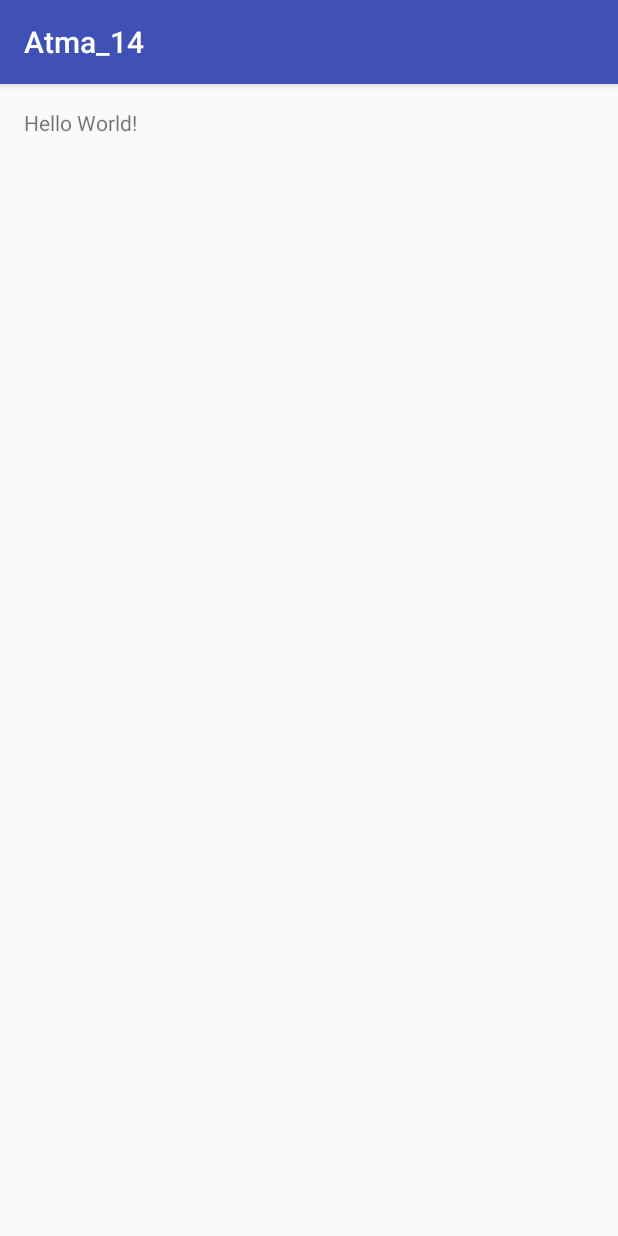
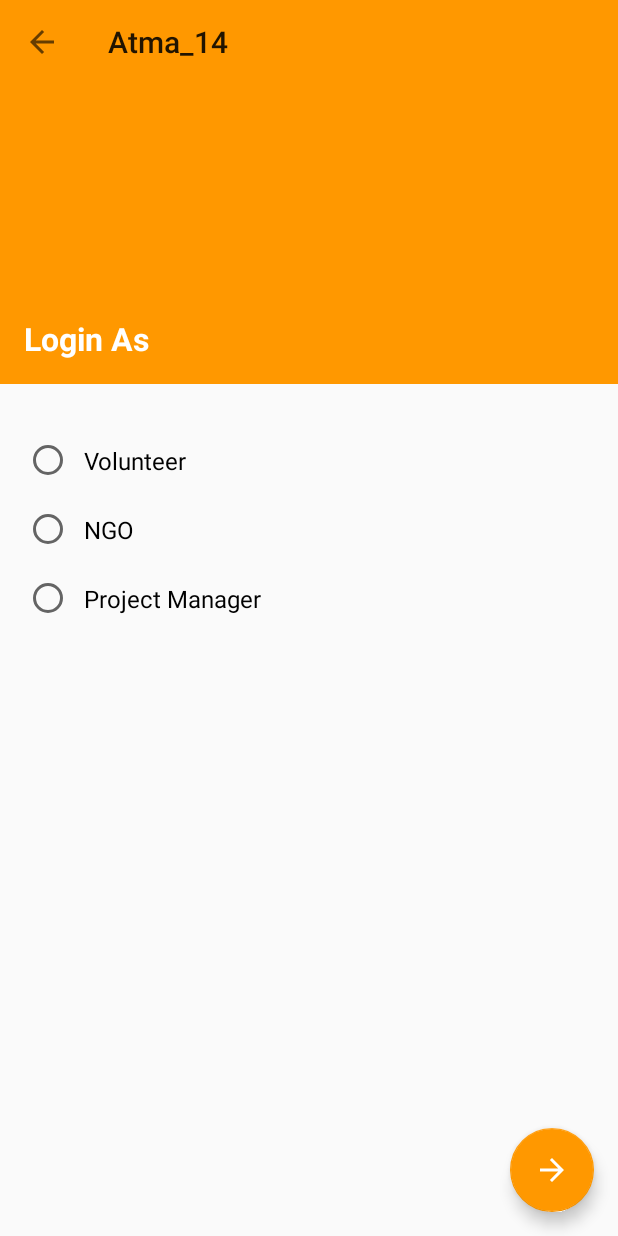
Before and after one commit to Mumbai2016/team-14, an Android app: the screen it shows after launch (MainActivity), on a phone screen of 412 x 824 dp. Run offline under Robolectric (Android 15) with nearby library versions, the phone set to English and light mode, and no system bars.

Commit message:
Login User Type Updated
Login User type Ui and Logic Implemented and working

```diff
--- a/Android/Atma_14/app/build.gradle
+++ b/Android/Atma_14/app/build.gradle
@@ -23,4 +23,5 @@ dependencies {
     compile fileTree(dir: 'libs', include: ['*.jar'])
     testCompile 'junit:junit:4.12'
     compile 'com.android.support:appcompat-v7:24.0.0'
-}
+    compile 'com.android.support:design:24.0.0'
+    compile 'com.android.support:cardview-v7:24.0.0'}
--- a/Android/Atma_14/app/src/main/java/com/atma/atma_14/MainActivity.java
+++ b/Android/Atma_14/app/src/main/java/com/atma/atma_14/MainActivity.java
@@ -1,13 +1,51 @@
 package com.atma.atma_14;
 
+import android.os.Bundle;
+import android.support.design.widget.FloatingActionButton;
 import android.support.v7.app.AppCompatActivity;
-import android.os.Bundle;
+import android.support.v7.widget.Toolbar;
+import android.view.View;
+import android.widget.RadioButton;
+import android.widget.RadioGroup;
 
 public class MainActivity extends AppCompatActivity {
 
+
+    RadioGroup userTypeGroup;
+    RadioButton radioVolunteer,radioNGO,radioProjectManager;
+    FloatingActionButton fabNext;
+    Toolbar toolbar;
+    String selectedLoginType;
     @Override
     protected void onCreate(Bundle savedInstanceState) {
         super.onCreate(savedInstanceState);
         setContentView(R.layout.activity_main);
+        toolbar = (Toolbar) findViewById(R.id.login_as_toolbar);
+        setSupportActionBar(toolbar);
+        getSupportActionBar().setDisplayHomeAsUpEnabled(true);
+        setupViews();
+    }
+
+    public void nextClick(View v){
+        int checkRadio = userTypeGroup.getCheckedRadioButtonId();
+        switch (checkRadio){
+            case R.id.login_as_radiobutton_ngo:
+                selectedLoginType = "NGO";
+                break;
+            case R.id.login_as_radiobutton_partnership_manager:
+                selectedLoginType = "Partnership Manager";
+                break;
+            case R.id.login_as_radiobutton_volunteer:
+                selectedLoginType = "Volunteer";
+                break;
+        }
+    }
+
+    private void setupViews() {
+        userTypeGroup = (RadioGroup) findViewById(R.id.login_as_radiogroup);
+        radioVolunteer = (RadioButton) findViewById(R.id.login_as_radiobutton_volunteer);
+        radioNGO = (RadioButton) findViewById(R.id.login_as_radiobutton_ngo);
+        radioProjectManager = (RadioButton) findViewById(R.id.login_as_radiobutton_partnership_manager);
+        fabNext = (FloatingActionButton) findViewById(R.id.login_as_nextfab);
     }
 }
--- /dev/null
+++ b/Android/Atma_14/app/src/main/res/drawable/next.xml
@@ -0,0 +1,9 @@
+<vector xmlns:android="http://schemas.android.com/apk/res/android"
+        android:width="24dp"
+        android:height="24dp"
+        android:viewportWidth="24.0"
+        android:viewportHeight="24.0">
+    <path
+        android:fillColor="#FFFFFF"
+        android:pathData="M12,4l-1.41,1.41L16.17,11H4v2h12.17l-5.58,5.59L12,20l8,-8z"/>
+</vector>
--- a/Android/Atma_14/app/src/main/res/layout/activity_main.xml
+++ b/Android/Atma_14/app/src/main/res/layout/activity_main.xml
@@ -1,16 +1,100 @@
 <?xml version="1.0" encoding="utf-8"?>
-<RelativeLayout xmlns:android="http://schemas.android.com/apk/res/android"
+<FrameLayout xmlns:android="http://schemas.android.com/apk/res/android"
     xmlns:tools="http://schemas.android.com/tools"
     android:layout_width="match_parent"
     android:layout_height="match_parent"
-    android:paddingBottom="@dimen/activity_vertical_margin"
-    android:paddingLeft="@dimen/activity_horizontal_margin"
-    android:paddingRight="@dimen/activity_horizontal_margin"
-    android:paddingTop="@dimen/activity_vertical_margin"
+    xmlns:app="http://schemas.android.com/apk/res-auto"
     tools:context="com.atma.atma_14.MainActivity">
 
-    <TextView
+   <LinearLayout
+       android:layout_width="match_parent"
+       android:layout_height="match_parent"
+       android:orientation="vertical">
+
+       <android.support.v7.widget.Toolbar
+           android:layout_width="match_parent"
+           android:layout_height="?attr/actionBarSize"
+           android:background="@color/colorPrimary"
+           android:id="@+id/login_as_toolbar">
+
+       </android.support.v7.widget.Toolbar>
+
+       <LinearLayout
+           android:layout_width="match_parent"
+           android:layout_height="200dp"
+           android:background="@color/colorPrimary">
+
+           <TextView
+               android:layout_width="match_parent"
+               android:layout_height="wrap_content"
+               android:text="Login As"
+               android:textSize="21sp"
+               android:textStyle="bold"
+               android:textColor="#ffffff"
+               android:layout_gravity="bottom"
+               android:paddingLeft="16dp"
+               android:paddingBottom="16dp"/>
+
+       </LinearLayout>
+
+       <LinearLayout
+           android:layout_width="match_parent"
+           android:layout_height="match_parent"
+           android:layout_marginTop="32dp"
+           android:layout_marginLeft="16dp">
+
+           <RadioGroup
+               android:layout_width="match_parent"
+               android:layout_height="wrap_content"
+               android:id="@+id/login_as_radiogroup">
+
+               <RadioButton
+                   android:layout_width="match_parent"
+                   android:layout_height="wrap_content"
+                   android:text="Volunteer"
+                   android:textSize="16sp"
+                   android:padding="8dp"
+                   android:id="@+id/login_as_radiobutton_volunteer"
+                   android:layout_marginBottom="8dp"
+                   />
+
+               <RadioButton
+                   android:layout_width="match_parent"
+                   android:layout_height="wrap_content"
+                   android:text="NGO"
+                   android:textSize="16sp"
+                   android:padding="8dp"
+                   android:id="@+id/login_as_radiobutton_ngo"
+                   android:layout_marginBottom="8dp"
+                   />
+
+               <RadioButton
+                   android:layout_width="match_parent"
+                   android:layout_height="wrap_content"
+                   android:text="Project Manager"
+                   android:textSize="16sp"
+                   android:padding="8dp"
+                   android:id="@+id/login_as_radiobutton_partnership_manager"
+                   android:layout_marginBottom="8dp"
+                   />
+
+           </RadioGroup>
+
+       </LinearLayout>
+
+
+   </LinearLayout>
+
+    <android.support.design.widget.FloatingActionButton
         android:layout_width="wrap_content"
         android:layout_height="wrap_content"
-        android:text="Hello World!" />
-</RelativeLayout>
+        app:fabSize="normal"
+        app:backgroundTint="@color/colorPrimary"
+        android:layout_gravity="bottom|right"
+        android:layout_margin="16dp"
+        android:src="@drawable/next"
+        android:id="@+id/login_as_nextfab"
+        android:onClick="nextClick"
+        />
+
+</FrameLayout>
--- a/Android/Atma_14/app/src/main/res/values/colors.xml
+++ b/Android/Atma_14/app/src/main/res/values/colors.xml
@@ -1,6 +1,6 @@
 <?xml version="1.0" encoding="utf-8"?>
 <resources>
-    <color name="colorPrimary">#3F51B5</color>
-    <color name="colorPrimaryDark">#303F9F</color>
-    <color name="colorAccent">#FF4081</color>
+    <color name="colorPrimary">#FF9800</color>
+    <color name="colorPrimaryDark">#F57C00</color>
+    <color name="colorAccent">#673AB7</color>
 </resources>
--- a/Android/Atma_14/app/src/main/res/values/styles.xml
+++ b/Android/Atma_14/app/src/main/res/values/styles.xml
@@ -1,7 +1,7 @@
 <resources>
 
     <!-- Base application theme. -->
-    <style name="AppTheme" parent="Theme.AppCompat.Light.DarkActionBar">
+    <style name="AppTheme" parent="Theme.AppCompat.Light.NoActionBar">
         <!-- Customize your theme here. -->
         <item name="colorPrimary">@color/colorPrimary</item>
         <item name="colorPrimaryDark">@color/colorPrimaryDark</item>
```
